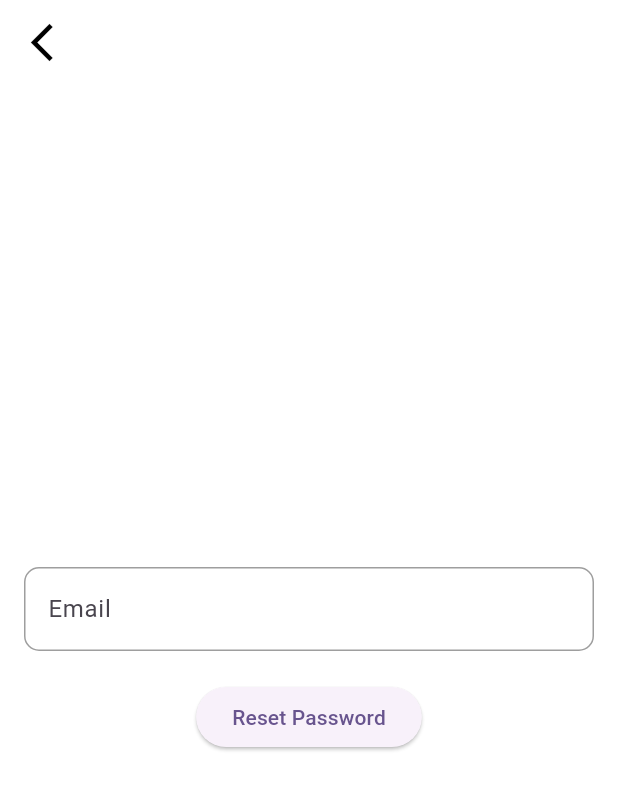
After one commit to asifjahan1/JU-Bus-Route-Tracer, a Flutter app: the ForgotPassword screen opened directly, after a tap on the "arrow back ios new" icon, after a tap on "Forgot Password?", on a phone screen of 412 x 824 dp. The commit adds this screen. Shown: the top 790 px of the screen. Run offline on Flutter 3.47's test engine with Material 3 defaults, Android fonts, the phone set to English and light mode, and no system bars; our stand-ins replace cloud_firestore, firebase_auth, firebase_core, flutter_riverpod, geolocator, google_fonts and 4 more; missing offline and left inert: flutter_polyline_points; accounts and stored records are empty; network calls fail.

Commit message:
fixed overall user interface

```diff
--- /dev/null
+++ b/google_map_demo/lib/pages/forgot_password.dart
@@ -0,0 +1,115 @@
+import 'package:flutter/material.dart';
+import 'package:firebase_auth/firebase_auth.dart';
+import 'package:google_map_demo/pages/login_page.dart';
+
+class ForgotPassword extends StatefulWidget {
+  const ForgotPassword({Key? key}) : super(key: key);
+
+  @override
+  State<ForgotPassword> createState() => _ForgotPasswordState();
+}
+
+class _ForgotPasswordState extends State<ForgotPassword> {
+  final TextEditingController emailController = TextEditingController();
+  final FirebaseAuth _auth = FirebaseAuth.instance;
+
+  Future<void> resetPassword(String email) async {
+    try {
+      await _auth.sendPasswordResetEmail(email: email);
+      // Show success message to the user
+      showDialog(
+        context: context,
+        builder: (BuildContext context) {
+          return AlertDialog(
+            title: const Text("Password Reset Email Sent"),
+            content: Text(
+                "An email has been sent to $email with instructions to reset your password."),
+            actions: [
+              TextButton(
+                onPressed: () {
+                  Navigator.of(context).pop();
+                },
+                child: const Text("OK"),
+              ),
+            ],
+          );
+        },
+      );
+    } catch (e) {
+      // Show error message to the user
+      showDialog(
+        context: context,
+        builder: (BuildContext context) {
+          return AlertDialog(
+            title: const Text("Error"),
+            content: const Text(
+                "Failed to send password reset email. Please check your email address and try again."),
+            actions: [
+              TextButton(
+                onPressed: () {
+                  Navigator.of(context).pop();
+                },
+                child: const Text("OK"),
+              ),
+            ],
+          );
+        },
+      );
+    }
+  }
+
+  @override
+  Widget build(BuildContext context) {
+    return Scaffold(
+      backgroundColor: Colors.white,
+      appBar: AppBar(
+        backgroundColor: Colors.transparent,
+        elevation: 0,
+        leading: IconButton(
+          icon: const Icon(
+            Icons.arrow_back_ios_new,
+            color: Colors.black,
+            size: 30,
+          ),
+          onPressed: () {
+            Navigator.of(context).pushReplacement(
+                MaterialPageRoute(builder: (context) => const LoginPage()));
+          },
+        ),
+      ),
+      body: Padding(
+        padding: const EdgeInsets.all(16.0),
+        child: Column(
+          mainAxisAlignment: MainAxisAlignment.center,
+          children: [
+            TextField(
+              controller: emailController,
+              decoration: InputDecoration(
+                hintText: 'Enter your email',
+                labelText: 'Email',
+                border: OutlineInputBorder(
+                  borderRadius: BorderRadius.circular(10.0),
+                ),
+                enabledBorder: OutlineInputBorder(
+                  borderSide: BorderSide(color: Colors.grey),
+                  borderRadius: BorderRadius.circular(10.0),
+                ),
+                focusedBorder: OutlineInputBorder(
+                  borderSide: BorderSide(color: Colors.blue),
+                  borderRadius: BorderRadius.circular(10.0),
+                ),
+              ),
+            ),
+            const SizedBox(height: 20),
+            ElevatedButton(
+              onPressed: () {
+                resetPassword(emailController.text);
+              },
+              child: const Text('Reset Password'),
+            ),
+          ],
+        ),
+      ),
+    );
+  }
+}
--- a/google_map_demo/lib/pages/login_page.dart
+++ b/google_map_demo/lib/pages/login_page.dart
@@ -1,6 +1,7 @@
 import 'package:flutter/material.dart';
 import 'package:google_fonts/google_fonts.dart';
 import 'package:google_map_demo/pages/auth_service.dart';
+import 'package:google_map_demo/pages/forgot_password.dart';
 import 'package:google_map_demo/pages/map_page.dart';
 import 'package:google_map_demo/pages/welcome_screen.dart';
 import 'package:google_maps_flutter/google_maps_flutter.dart';
@@ -152,6 +153,14 @@ class _LoginPageState extends State<LoginPage> {
                       ),
                     ),
                   ),
+                  const SizedBox(height: 10),
+                  TextButton(
+                    onPressed: () {
+                      Navigator.of(context).push(MaterialPageRoute(
+                          builder: (context) => const ForgotPassword()));
+                    },
+                    child: const Text("Forgot Password?"),
+                  ),
                 ],
               ),
             ),
```
